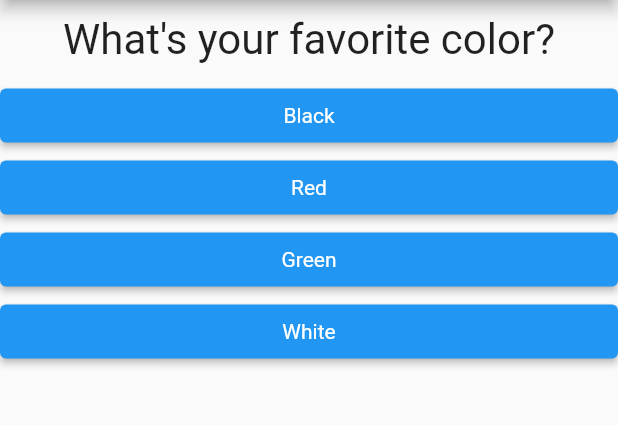
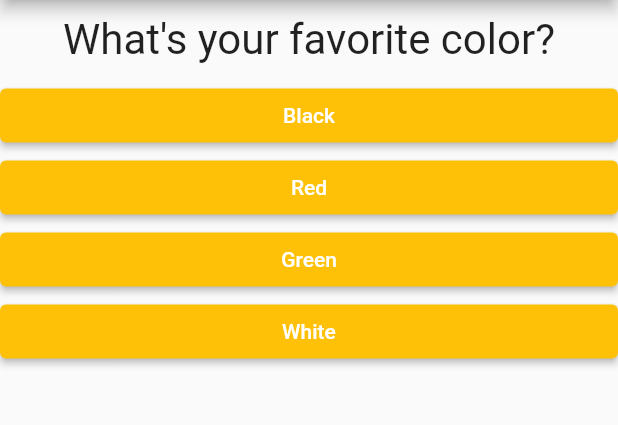
Before and after one commit to marcocaldera/flutter-course, a Flutter app: the screen it shows after launch, on a phone screen of 412 x 824 dp, the part 84-509 px from its top. Run offline on Flutter 3.47's test engine with Material 2 defaults, Android fonts, the phone set to English and light mode, and no system bars.

Commit message:
Done quiz

```diff
--- a/flutter_quiz/lib/answer.dart
+++ b/flutter_quiz/lib/answer.dart
@@ -13,12 +13,13 @@ class Answer extends StatelessWidget {
       width: double.infinity,
       child: ElevatedButton(
         onPressed: selectHandler,
-        style: ButtonStyle(
-          backgroundColor: MaterialStateProperty.all(Colors.blue),
-          textStyle: MaterialStateProperty.resolveWith(
-            (states) => const TextStyle(color: Colors.white),
-          ),
-        ),
+        style: ElevatedButton.styleFrom(primary: Colors.amber),
+        // style: ButtonStyle(
+        //   // backgroundColor: MaterialStateProperty.all(Colors.blue),
+        //   textStyle: MaterialStateProperty.resolveWith(
+        //     (states) => const TextStyle(color: Colors.white),
+        //   ),
+        // ),
         child: Text(answerText),
       ),
     );
--- a/flutter_quiz/lib/main.dart
+++ b/flutter_quiz/lib/main.dart
@@ -18,21 +18,46 @@ class MyApp extends StatefulWidget {
 class _MyAppState extends State<MyApp> {
   final _questions = [
     {
-      "questionText": "What's your favorite color?",
-      "answers": ["Black", "Red", "Green", "White"],
+      'questionText': 'What\'s your favorite color?',
+      'answers': [
+        {'text': 'Black', 'score': 10},
+        {'text': 'Red', 'score': 5},
+        {'text': 'Green', 'score': 3},
+        {'text': 'White', 'score': 1},
+      ],
     },
     {
-      "questionText": "What's your favorite animal?",
-      "answers": ["Rabbit", "Snake", "Elephant", "Lion"],
+      'questionText': 'What\'s your favorite animal?',
+      'answers': [
+        {'text': 'Rabbit', 'score': 3},
+        {'text': 'Snake', 'score': 11},
+        {'text': 'Elephant', 'score': 5},
+        {'text': 'Lion', 'score': 9},
+      ],
     },
     {
-      "questionText": "Who's your favorite instructor?",
-      "answers": ["Marco", "Max"],
+      'questionText': 'Who\'s your favorite instructor?',
+      'answers': [
+        {'text': 'Max', 'score': 1},
+        {'text': 'Max', 'score': 1},
+        {'text': 'Max', 'score': 1},
+        {'text': 'Max', 'score': 1},
+      ],
     },
   ];
+
   int _questionIndex = 0;
+  int _totalScore = 0;
 
-  void _answerQuestion() {
+  void _resetQuiz() {
+    setState(() {
+      _questionIndex = 0;
+    });
+    _totalScore = 0;
+  }
+
+  void _answerQuestion(int score) {
+    _totalScore += score;
     setState(() {
       _questionIndex += 1;
     });
@@ -51,7 +76,7 @@ class _MyAppState extends State<MyApp> {
                 answerQuestion: _answerQuestion,
                 questionIndex: _questionIndex,
               )
-            : Result(),
+            : Result(_totalScore, _resetQuiz),
       ),
     );
   }
--- a/flutter_quiz/lib/quiz.dart
+++ b/flutter_quiz/lib/quiz.dart
@@ -5,7 +5,7 @@ import './answer.dart';
 class Quiz extends StatelessWidget {
   final List<Map<String, Object>> questions;
   final int questionIndex;
-  final VoidCallback answerQuestion;
+  final Function(int) answerQuestion;
 
   const Quiz(
       {required this.questions,
@@ -21,8 +21,10 @@ class Quiz extends StatelessWidget {
         Question(
           questionText: questions[questionIndex]["questionText"] as String,
         ),
-        ...(questions[questionIndex]["answers"] as List<String>)
-            .map((answer) => Answer(answerQuestion, answer))
+        ...(questions[questionIndex]["answers"] as List<Map<String, Object>>)
+            .map((answer) => Answer(
+                () => answerQuestion(answer["score"] as int),
+                answer["text"] as String))
             .toList(),
       ],
     );
```
Also changed, not shown: flutter_quiz/lib/result.dart (+40 -2 lines).
